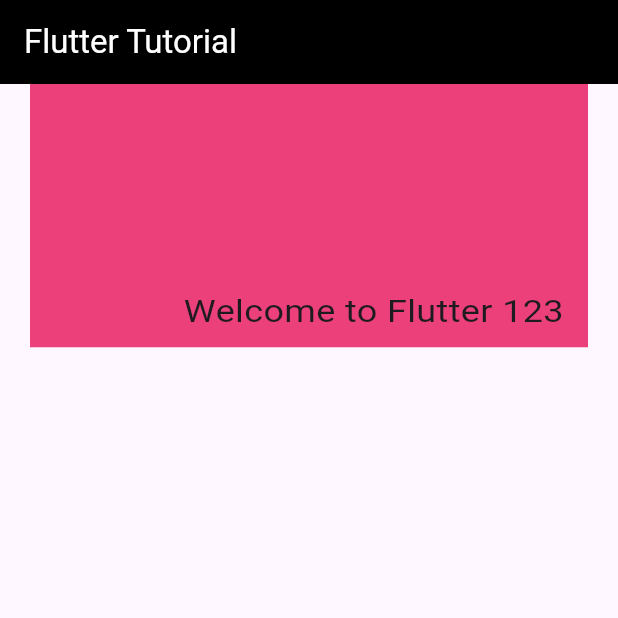
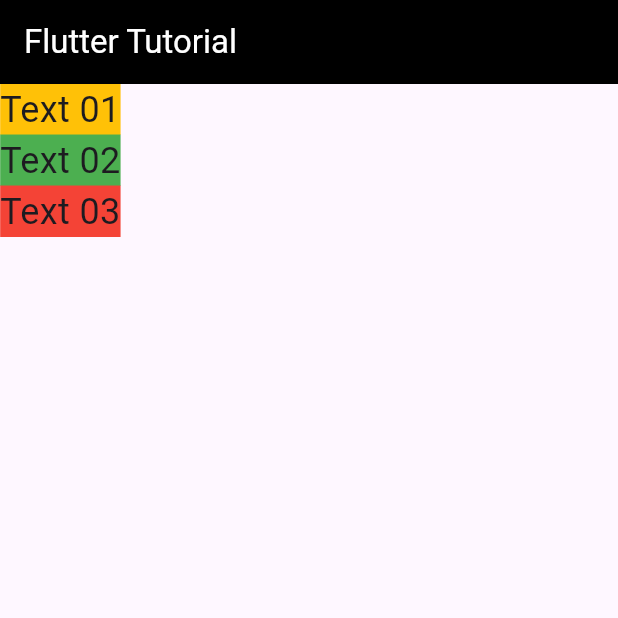
Before and after one commit to shanakasp/Flutter, a Flutter app: the screen it shows after launch, on a phone screen of 412 x 824 dp, the top half of it. Run offline on Flutter 3.47's test engine with Material 3 defaults, Android fonts, the phone set to English and light mode, and no system bars.

Commit message:
modified main.dart in lib

```diff
--- a/flutter_application_2/lib/main.dart
+++ b/flutter_application_2/lib/main.dart
@@ -17,20 +17,22 @@ class FlutterTutorialApp extends StatelessWidget {
               style: TextStyle(color: Colors.white),
             ),
           ),
-        body: Container(
-          margin: const EdgeInsets.symmetric(horizontal: 20),
-          padding: const EdgeInsets.all(10),
-          transform: Matrix4.rotationX(0.5),
-          alignment: Alignment.bottomRight,
-          height: 200,
-          width: double.infinity,
-          color: Colors.pink[400],
-          child: Text(
-            'Welcome to Flutter 123 ',
-            style: TextStyle(fontSize: 24),
+          body: Column(
+            children: [
+              Text(
+                'Text 01',
+                style: TextStyle(fontSize: 24, backgroundColor: Colors.amber),
               ),
+              Text(
+                'Text 02',
+                style: TextStyle(fontSize: 24, backgroundColor: Colors.green),
               ),
-      ),
+              Text(
+                'Text 03',
+                style: TextStyle(fontSize: 24, backgroundColor: Colors.red),
+              )
+            ],
+          )),
     );
   }
 }
```
Lines whose indentation alone changed are shown as unchanged.
